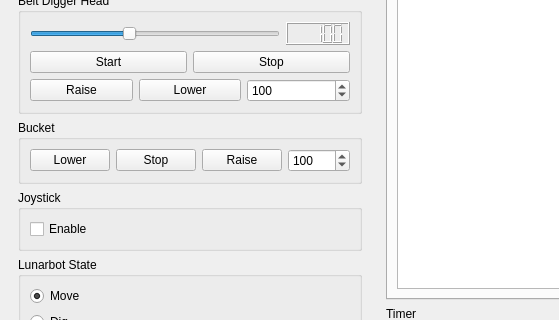
Qt form gui/main.ui (Chingzilla/msu_lunabot_controller) before a commit; both pictures show x 0 to 559 and y 151 to 471 of the 747 by 589 pixel window.
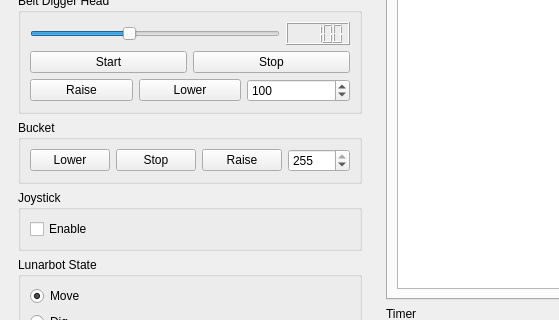
The same form after that commit.

Commit message: Changed bucket speed default to 255

Diff of the .ui file:
```diff
--- a/gui/main.ui
+++ b/gui/main.ui
@@ -282,7 +282,7 @@
              <number>255</number>
             </property>
             <property name="value">
-             <number>100</number>
+             <number>255</number>
             </property>
            </widget>
           </item>
```
The commit also changes 1 other file.
